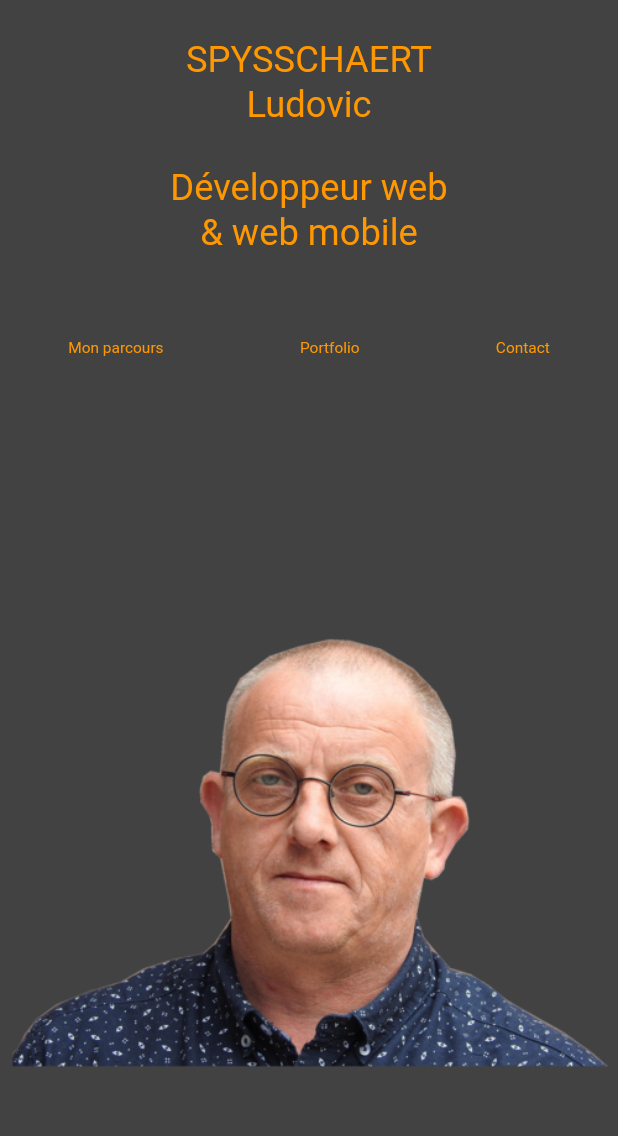
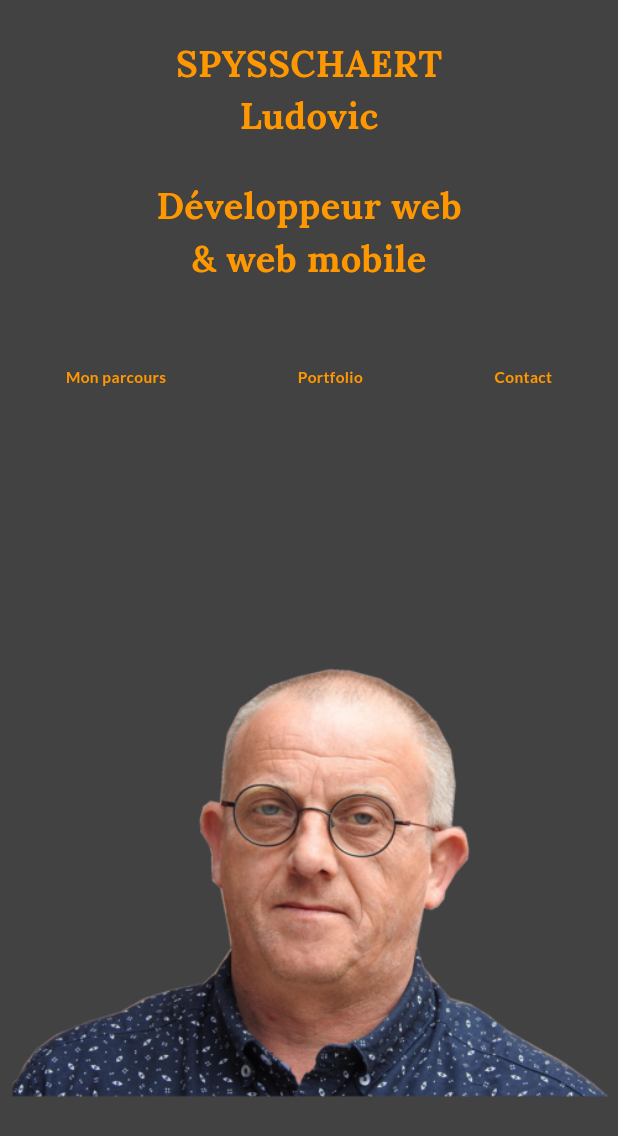
Before and after one commit to pickypou/mon_site_cv, a Flutter app: the screen it shows after launch, on a phone screen of 412 x 824 dp. Shown: the top 1136 px of the screen. Run offline on Flutter 3.47's test engine with Material 3 defaults, Android fonts, the phone set to English and light mode, and no system bars; our stand-ins replace google_fonts.

Commit message:
mise en page homePge ok

```diff
--- a/lib/ui/common/theme/theme.dart
+++ b/lib/ui/common/theme/theme.dart
@@ -1,4 +1,5 @@
 import 'package:flutter/material.dart';
+import 'package:google_fonts/google_fonts.dart';
 
 ThemeData theme = ThemeData(
     primaryColor: Colors.grey[800],
@@ -6,7 +7,7 @@ ThemeData theme = ThemeData(
 
 TextStyle titleStyle(BuildContext context) {
   Size size = MediaQuery.sizeOf(context);
-  double? titlefont = size.width / 11;
+  double titlefont = size.width / 11;
   return Theme.of(context).textTheme.headlineLarge?.copyWith(
         fontSize: titlefont,
         color: theme.secondaryHeaderColor,
@@ -16,47 +17,46 @@ TextStyle titleStyle(BuildContext context) {
 }
 
 TextStyle titleStyleLarge(BuildContext context) {
-  Size size = MediaQuery.sizeOf(context);
-  double? titlefont = size.width / 12;
-  return Theme.of(context).textTheme.headlineLarge?.copyWith(
-        fontSize: titlefont,
-        color: theme.secondaryHeaderColor,
-        fontFamily: "lora".toUpperCase(),
-      ) ??
-      const TextStyle();
+  Size size = MediaQuery.of(context).size;
+  double titleFontSize = size.width / 12;
+
+  return GoogleFonts.lora().copyWith(
+    fontSize: titleFontSize,
+    fontWeight: FontWeight.bold,
+    color: Theme.of(context).secondaryHeaderColor,
+  );
 }
 
 TextStyle titleStyleMedium(BuildContext context) {
-  Size size = MediaQuery.sizeOf(context);
-  double? titlefont = size.width / 17;
-  return Theme.of(context).textTheme.headlineLarge?.copyWith(
-    fontSize: titlefont,
-    color: theme.secondaryHeaderColor,
-    fontFamily: "lora".toUpperCase(),
-  ) ??
-      const TextStyle();
+  Size size = MediaQuery.of(context).size;
+  double titleFontSize = size.width / 17;
+
+  return GoogleFonts.lora().copyWith(
+    fontSize: titleFontSize,
+    fontWeight: FontWeight.bold,
+    color: Theme.of(context).secondaryHeaderColor,
+  );
 }
 
 TextStyle titleStyleSmall(BuildContext context) {
   Size size = MediaQuery.sizeOf(context);
-  double? titlefont = size.width / 30;
-  return Theme.of(context).textTheme.headlineLarge?.copyWith(
-            fontSize: titlefont,
-            color: theme.secondaryHeaderColor,
-            fontFamily: "lato",
-          ) ??
-      const TextStyle();
+  double? titleFontSize = size.width / 30;
+  return
+    GoogleFonts.lora().copyWith(
+      fontSize: titleFontSize,
+      fontWeight: FontWeight.bold,
+      color: Theme.of(context).secondaryHeaderColor,
+    );
 }
 
 TextStyle textStyleText(BuildContext context) {
   Size size = MediaQuery.sizeOf(context);
-  double? titlefont = size.width / 40;
-  return Theme.of(context).textTheme.headlineLarge?.copyWith(
-    fontSize: titlefont,
-    color: theme.secondaryHeaderColor,
-    fontFamily: "lato",
-  ) ??
-      const TextStyle();
+  double? titleFontSize = size.width / 40;
+  return GoogleFonts.lato().copyWith(
+    fontSize: titleFontSize,
+    fontWeight: FontWeight.bold,
+    color: Theme.of(context).secondaryHeaderColor,
+  );
 }
 
 
@@ -67,11 +67,9 @@ TextStyle? textStyleInput(BuildContext context, String inputText) {
   double textFontSize =
       inputText.length > 20 ? baseFontSize - 1.5 : baseFontSize.toDouble();
 
-  return Theme.of(context).textTheme.headlineLarge?.copyWith(
-            fontSize: textFontSize,
-            color: theme.secondaryHeaderColor,
-            fontFamily: "lato",
-            // Ajoute d'autres propriétés de style si nécessaire
-          ) ??
-      const TextStyle();
+  return GoogleFonts.lora().copyWith(
+    fontSize: textFontSize,
+    fontWeight: FontWeight.bold,
+    color: Theme.of(context).secondaryHeaderColor,
+  );
 }
--- a/lib/ui/common/widgets/image_profile/image_profile.dart
+++ b/lib/ui/common/widgets/image_profile/image_profile.dart
@@ -28,22 +28,22 @@ class ImageProfile extends StatelessWidget {
           ),
         ),
       );
-    } else if( screenWidth >= 650 && screenWidth < 950){
+    } else {
       return SizedBox(
-        width: MediaQuery.sizeOf(context).width /2,
+        width: MediaQuery
+            .sizeOf(context)
+            .width / 2,
         child: Padding(
           padding: EdgeInsets.zero,
           child:
-              Image.asset(
-                ImageProfile.imagePath,
-                fit: BoxFit.cover,
-              ),
-
+          Image.asset(
+            ImageProfile.imagePath,
+            fit: BoxFit.cover,
           ),
 
+        ),
+
       );
-    }else {
-      return const SizedBox();
     }
   }
 }
--- a/lib/ui/home_page/home_page.dart
+++ b/lib/ui/home_page/home_page.dart
@@ -1,3 +1,4 @@
+import 'package:flutter/cupertino.dart';
 import 'package:flutter/material.dart';
 import 'package:mon_site_cv/ui/common/widgets/image_profile/image_profile.dart';
 import 'package:mon_site_cv/ui/common/widgets/route_button/route_button.dart';
@@ -55,7 +56,8 @@ class HomePage extends StatelessWidget {
           ),
         ),
       );
-    } else if (screenWidth >= 650 && screenWidth < 950) {
+    } else //if (screenWidth >= 650 && screenWidth < 950)
+       {
       return SizedBox(
           height: MediaQuery.sizeOf(context).height,
           width: MediaQuery.sizeOf(context).width,
@@ -135,37 +137,6 @@ class HomePage extends StatelessWidget {
 
                     // rien après
                   ])));
-    } else {
-      return SizedBox(
-          height: MediaQuery.sizeOf(context).height,
-          width: MediaQuery.sizeOf(context).width,
-          child: Padding(
-              padding: const EdgeInsets.fromLTRB(20, 20, 0, 0),
-              child:
-                    Row(
-                      mainAxisAlignment: MainAxisAlignment.spaceBetween,
-                        children: [
-                      Flexible(
-              child: Container(
-                child: SizedBox(
-                  width: double.infinity,
-                  child: Column(
-                    mainAxisAlignment: MainAxisAlignment.start,
-                    crossAxisAlignment: CrossAxisAlignment.start,
-                    children: [
-                      Text('SPYSSCHAERT \n Ludovic', style: titleStyleMedium(context),
-                      ),
-                    ],
-                  ),
-
-
-
-                ),
-              )
-
-          ),
-                    ])
-                  ));
     }
   }
 }
```
